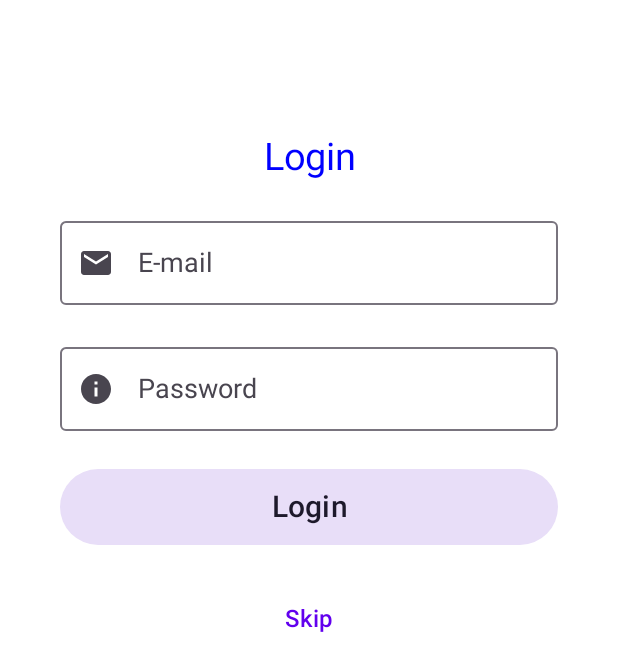
After one commit to VladimirMikulas/ElongaNewsApp, an Android app built with Jetpack Compose: the LoginScreen screen opened through its navigation route, on a phone screen of 412 x 824 dp. The commit adds this screen. Shown: the top 671 px of the screen. Run offline under Robolectric (Android 15) with nearby library versions, the phone set to English and light mode, and no system bars; our stand-ins replace Dagger/Hilt's generated code, accompanist.

Commit message:
Implemented Login Screen

```diff
--- a/androidApp/build.gradle.kts
+++ b/androidApp/build.gradle.kts
@@ -81,6 +81,7 @@ dependencies {
     // Hilt
     implementation(libs.hilt.navigation.compose)
     implementation(libs.hilt.android)
+    implementation(project(":core:data"))
     kapt(libs.hilt.compiler)
 
     // Ktor Engine
--- a/androidApp/src/main/java/com/vlamik/news/MainActivity.kt
+++ b/androidApp/src/main/java/com/vlamik/news/MainActivity.kt
@@ -17,7 +17,7 @@ import com.vlamik.news.MainActivityViewModel.UiState
 import com.vlamik.news.MainActivityViewModel.UiState.Loading
 import com.vlamik.news.MainActivityViewModel.UiState.Success
 import com.vlamik.news.navigation.BaseViewModelFactoryProvider
-import com.vlamik.news.navigation.NbaNavHost
+import com.vlamik.news.navigation.NewsNavHost
 import com.vlamik.news.theme.TemplateTheme
 import dagger.hilt.EntryPoint
 import dagger.hilt.InstallIn
@@ -76,7 +76,7 @@ class MainActivity : ComponentActivity() {
                 onDispose {}
             }
 
-            TemplateTheme { NbaNavHost() }
+            TemplateTheme { NewsNavHost() }
         }
     }
 }
--- /dev/null
+++ b/androidApp/src/main/java/com/vlamik/news/features/login/LoginScreen.kt
@@ -0,0 +1,168 @@
+package com.vlamik.news.features.login
+
+import androidx.compose.foundation.layout.Column
+import androidx.compose.foundation.layout.fillMaxHeight
+import androidx.compose.foundation.layout.fillMaxWidth
+import androidx.compose.foundation.layout.padding
+import androidx.compose.material.icons.Icons
+import androidx.compose.material.icons.filled.Email
+import androidx.compose.material.icons.filled.Info
+import androidx.compose.material3.FilledTonalButton
+import androidx.compose.material3.Icon
+import androidx.compose.material3.OutlinedTextField
+import androidx.compose.material3.Text
+import androidx.compose.material3.TextButton
+import androidx.compose.runtime.Composable
+import androidx.compose.runtime.collectAsState
+import androidx.compose.runtime.getValue
+import androidx.compose.runtime.mutableStateOf
+import androidx.compose.runtime.remember
+import androidx.compose.ui.Modifier
+import androidx.compose.ui.graphics.Color
+import androidx.compose.ui.res.stringResource
+import androidx.compose.ui.text.input.PasswordVisualTransformation
+import androidx.compose.ui.text.style.TextAlign
+import androidx.compose.ui.unit.dp
+import androidx.compose.ui.unit.sp
+import com.vlamik.news.R
+import com.vlamik.news.component.Toast
+import com.vlamik.news.features.login.LoginViewModel.LoginUiState.IncorrectPassword
+import com.vlamik.news.features.login.LoginViewModel.LoginUiState.InitialState
+import com.vlamik.news.features.login.LoginViewModel.LoginUiState.LoginSuccess
+import com.vlamik.news.theme.TemplateTheme
+import com.vlamik.news.utils.preview.DeviceFormatPreview
+import com.vlamik.news.utils.preview.FontScalePreview
+import com.vlamik.news.utils.preview.ThemeModePreview
+
+
+@Composable
+fun LoginScreen(
+    loginViewModel: LoginViewModel,
+    loginSuccess: (Boolean) -> Unit
+) {
+    val loginState by loginViewModel.state.collectAsState()
+
+    when (val state = loginState) {
+        is InitialState, IncorrectPassword -> {
+            LoginUi(
+                state = state,
+                onLoginSuccess = loginSuccess,
+                onLoginClicked = loginViewModel::login
+            )
+        }
+
+        LoginSuccess -> loginSuccess(true)
+    }
+}
+
+@Composable
+private fun LoginUi(
+    state: LoginViewModel.LoginUiState,
+    onLoginSuccess: (Boolean) -> Unit,
+    onLoginClicked: (String, String) -> Unit
+) =
+    Column(
+        modifier = Modifier
+            .fillMaxHeight()
+            .padding(40.dp)
+    ) {
+        if (state == IncorrectPassword) {
+            Toast(R.string.incorrect_password)
+        }
+
+        val email = remember {
+            mutableStateOf("")
+        }
+        val password = remember {
+            mutableStateOf("")
+        }
+
+        Text(
+            text = stringResource(id = R.string.login_title), fontSize = 25.sp, color = Color.Blue,
+            modifier = Modifier
+                .fillMaxWidth()
+                .padding(0.dp, 50.dp, 0.dp, 0.dp),
+            textAlign = TextAlign.Center
+        )
+
+        OutlinedTextField(
+            value = email.value, onValueChange = {
+                email.value = it
+            },
+            leadingIcon = {
+                Icon(Icons.Default.Email, contentDescription = stringResource(id = R.string.email))
+            },
+            label = {
+                Text(text = stringResource(id = R.string.email))
+            },
+            modifier = Modifier
+                .fillMaxWidth()
+                .padding(0.dp, 20.dp, 0.dp, 0.dp)
+        )
+
+        OutlinedTextField(
+            value = password.value, onValueChange = {
+                password.value = it
+            },
+            leadingIcon = {
+                Icon(
+                    Icons.Default.Info,
+                    contentDescription = stringResource(id = R.string.password)
+                )
+            },
+            label = {
+                Text(text = stringResource(id = R.string.password))
+            },
+            modifier = Modifier
+                .fillMaxWidth()
+                .padding(0.dp, 20.dp, 0.dp, 0.dp),
+            visualTransformation = PasswordVisualTransformation()
+        )
+
+        FilledTonalButton(
+            onClick = { onLoginClicked(email.value, password.value) },
+            modifier = Modifier
+                .fillMaxWidth()
+                .padding(0.dp, 25.dp, 0.dp, 0.dp)
+        ) {
+            Text(
+                text = stringResource(id = R.string.login_button),
+                modifier = Modifier
+                    .fillMaxWidth()
+                    .padding(5.dp),
+                textAlign = TextAlign.Center,
+                fontSize = 20.sp
+            )
+        }
+
+        TextButton(
+            onClick = { onLoginSuccess(false) },
+            modifier = Modifier
+                .fillMaxWidth()
+                .padding(0.dp, 25.dp, 0.dp, 0.dp)
+        ) {
+            Text(
+                text = stringResource(id = R.string.skip_button),
+                modifier = Modifier
+                    .fillMaxWidth()
+                    .padding(5.dp),
+                textAlign = TextAlign.Center,
+                fontSize = 16.sp
+            )
+        }
+
+    }
+
+@ThemeModePreview
+@FontScalePreview
+@DeviceFormatPreview
+@Composable
+private fun LoginPreview() {
+    TemplateTheme {
+        LoginUi(
+            state = InitialState,
+            onLoginClicked = { _, _ -> },
+            onLoginSuccess = {}
+        )
+    }
+}
--- /dev/null
+++ b/androidApp/src/main/java/com/vlamik/news/features/login/LoginViewModel.kt
@@ -0,0 +1,58 @@
+package com.vlamik.news.features.login
+
+import androidx.lifecycle.ViewModel
+import androidx.lifecycle.viewModelScope
+import com.vlamik.core.commons.PublishFlow
+import com.vlamik.core.domain.GetAuthentication
+import dagger.hilt.android.lifecycle.HiltViewModel
+import kotlinx.coroutines.flow.MutableStateFlow
+import kotlinx.coroutines.flow.asStateFlow
+import kotlinx.coroutines.flow.filterIsInstance
+import kotlinx.coroutines.flow.launchIn
+import kotlinx.coroutines.flow.onEach
+import kotlinx.coroutines.launch
+import javax.inject.Inject
+
+@HiltViewModel
+class LoginViewModel @Inject constructor(
+    private val getAuthentication: GetAuthentication
+) : ViewModel() {
+
+    private val events = PublishFlow<Event>()
+    private val _state =
+        MutableStateFlow<LoginUiState>(LoginUiState.InitialState)
+    val state = _state.asStateFlow()
+
+    init {
+        events
+            .filterIsInstance<Event.Authenticate>()
+            .onEach {
+                authenticate(it.email, it.password)
+            }.launchIn(viewModelScope)
+    }
+
+    private fun authenticate(email: String, password: String) {
+        viewModelScope.launch {
+            _state.value = if (getAuthentication(email, password)) {
+                LoginUiState.LoginSuccess
+            } else {
+                LoginUiState.IncorrectPassword
+            }
+        }
+    }
+
+    fun login(email: String, password: String) {
+        viewModelScope.launch { events.emit(Event.Authenticate(email, password)) }
+    }
+
+    sealed interface LoginUiState {
+        object InitialState : LoginUiState
+        object LoginSuccess : LoginUiState
+        object IncorrectPassword : LoginUiState
+    }
+
+    private sealed class Event {
+        data class Authenticate(val email: String, val password: String) : Event()
+    }
+
+}
--- a/androidApp/src/main/java/com/vlamik/news/navigation/NavHost.kt
+++ b/androidApp/src/main/java/com/vlamik/news/navigation/NavHost.kt
@@ -6,21 +6,30 @@ import androidx.navigation.NavHostController
 import androidx.navigation.compose.NavHost
 import androidx.navigation.compose.composable
 import androidx.navigation.compose.rememberNavController
+import com.vlamik.news.features.login.LoginScreen
 
 @Composable
-fun NbaNavHost(
+fun NewsNavHost(
     navController: NavHostController = rememberNavController(),
 ) {
-    /*NavHost(navController = navController, startDestination = NavRoutes.NewsList.path) {
-        composable(NavRoutes.NewsList.path) {
-            NewsListScreen(hiltViewModel()) {
-                navController.navigate(NavRoutes.NewsDetails.build(it))
+    NavHost(navController = navController, startDestination = NavRoutes.Login.path) {
+        composable(NavRoutes.Login.path) {
+            LoginScreen(
+                hiltViewModel()
+            ) { isAuthenticated ->
+                navController.navigate(NavRoutes.NewsList.build(isAuthenticated))
+            }
+        }
+
+        /*composable(NavRoutes.NewsList.path) { backStackEntry ->
+            backStackEntry.arguments?.getString(NavRoutes.IS_AUTHENTICATED_KEY)?.let {
+                NewsListScreen(isAuthenticated = it.toBoolean())
             }
         }
         composable(NavRoutes.NewsDetails.path) { backStackEntry ->
             backStackEntry.arguments?.getString(NavRoutes.DETAILS_ID_KEY)?.let {
                 NewsDetailsScreen(newsDetailsViewModel(newsId = it.toInt()))
             }
-        }
-    }*/
+        }*/
+    }
 }
--- a/androidApp/src/main/res/values/strings.xml
+++ b/androidApp/src/main/res/values/strings.xml
@@ -4,8 +4,16 @@
     <!-- Generic -->
     <string name="api_error">Error from API.</string>
 
+    <!-- Login Screen -->
+    <string name="incorrect_password">Entered email or password is incorrect</string>
+    <string name="login_title">Login</string>
+    <string name="email">E-mail</string>
+    <string name="password">Password</string>
+    <string name="login_button">Login</string>
+    <string name="skip_button">Skip</string>
+
     <!-- List Screen -->
-    <string name="news_list">NBA player list</string>
+    <string name="news_list">News list</string>
 
 
     <!-- News details Screen -->
--- a/core/data/src/main/java/com/vlamik/core/data/repositories/AppRepository.kt
+++ b/core/data/src/main/java/com/vlamik/core/data/repositories/AppRepository.kt
@@ -1,29 +1,8 @@
 package com.vlamik.core.data.repositories
 
-import androidx.datastore.core.DataStore
-import androidx.datastore.preferences.core.Preferences
-import androidx.datastore.preferences.core.booleanPreferencesKey
-import androidx.datastore.preferences.core.edit
 import kotlinx.coroutines.flow.Flow
-import kotlinx.coroutines.flow.map
-import javax.inject.Inject
 
-class AppRepository @Inject constructor(
-    private val dataUserPreferences: DataStore<Preferences>
-) {
-
-    suspend fun saveHasBeenOpenedPreference() {
-        dataUserPreferences.edit {
-            it[APP_OPENED] = true
-        }
-    }
-
-    fun hasBeenOpened(): Flow<Boolean> =
-        dataUserPreferences.data.map { preferences ->
-            preferences[APP_OPENED] ?: false
-        }
-
-    companion object {
-        private val APP_OPENED = booleanPreferencesKey("APP_OPENED")
-    }
+interface AppRepository {
+    suspend fun saveHasBeenOpenedPreference()
+    fun hasBeenOpened(): Flow<Boolean>
 }
--- /dev/null
+++ b/core/data/src/main/java/com/vlamik/core/data/repositories/AppRepositoryImpl.kt
@@ -0,0 +1,29 @@
+package com.vlamik.core.data.repositories
+
+import androidx.datastore.core.DataStore
+import androidx.datastore.preferences.core.Preferences
+import androidx.datastore.preferences.core.booleanPreferencesKey
+import androidx.datastore.preferences.core.edit
+import kotlinx.coroutines.flow.Flow
+import kotlinx.coroutines.flow.map
+import javax.inject.Inject
+
+class AppRepositoryImpl @Inject constructor(
+    private val dataUserPreferences: DataStore<Preferences>
+) : AppRepository {
+
+    override suspend fun saveHasBeenOpenedPreference() {
+        dataUserPreferences.edit {
+            it[APP_OPENED] = true
+        }
+    }
+
+    override fun hasBeenOpened(): Flow<Boolean> =
+        dataUserPreferences.data.map { preferences ->
+            preferences[APP_OPENED] ?: false
+        }
+
+    companion object {
+        private val APP_OPENED = booleanPreferencesKey("APP_OPENED")
+    }
+}
--- /dev/null
+++ b/core/data/src/main/java/com/vlamik/core/data/repositories/LoginRepository.kt
@@ -0,0 +1,5 @@
+package com.vlamik.core.data.repositories
+
+interface LoginRepository {
+    fun getAuthentication(email: String, password: String): Boolean
+}
--- /dev/null
+++ b/core/domain/src/main/java/com/vlamik/core/domain/GetAuthentication.kt
@@ -0,0 +1,12 @@
+package com.vlamik.core.domain
+
+import com.vlamik.core.data.repositories.LoginRepository
+import javax.inject.Inject
+
+class GetAuthentication @Inject constructor(
+    private val loginRepository: LoginRepository,
+) {
+    operator fun invoke(email: String, password: String): Boolean {
+        return loginRepository.getAuthentication(email, password)
+    }
+}
--- a/gradle.properties
+++ b/gradle.properties
@@ -23,3 +23,4 @@ kotlin.code.style=official
 android.nonTransitiveRClass=true
 android.defaults.buildfeatures.buildconfig=true
 android.nonFinalResIds=false
+API_KEY="YOUR_API_KEY"
```
Also changed, not shown: androidApp/src/main/java/com/vlamik/news/di/DataModule.kt (+20 -0 lines), androidApp/src/main/java/com/vlamik/news/navigation/NavRoutes.kt (+7 -1 lines), androidApp/src/main/java/com/vlamik/news/navigation/ViewModelComposableFactories.kt (+6 -7 lines), core/data/src/main/java/com/vlamik/core/data/repositories/LoginRepositoryImpl.kt (added, +13 -0 lines).
